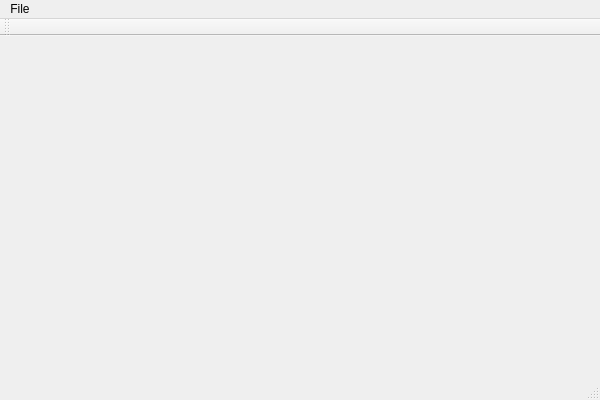
The window that QtApps/app1/app1.ui (yyk99/qt_junk) describes before a commit, drawn with Qt 5.
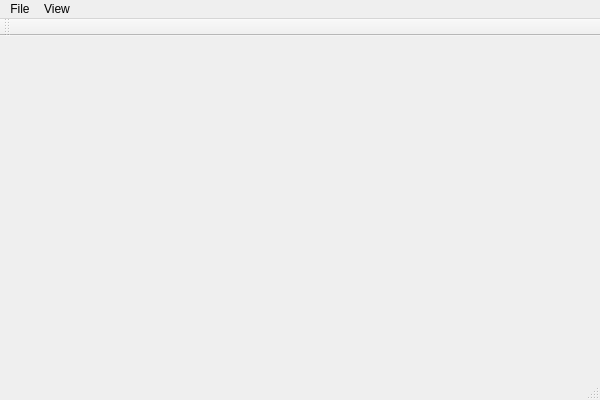
The same window after the commit.

The edit to the form file:
```diff
--- a/QtApps/app1/app1.ui
+++ b/QtApps/app1/app1.ui
@@ -31,7 +31,14 @@
     <addaction name="separator"/>
     <addaction name="actionExit"/>
    </widget>
+   <widget class="QMenu" name="menuView">
+    <property name="title">
+     <string>View</string>
+    </property>
+    <addaction name="actionViewErrorLog"/>
+   </widget>
    <addaction name="menuFile"/>
+   <addaction name="menuView"/>
   </widget>
   <widget class="QToolBar" name="mainToolBar">
    <attribute name="toolBarArea">
```
Left out of the diff: 5 changed lines with no effect on the pictures.
